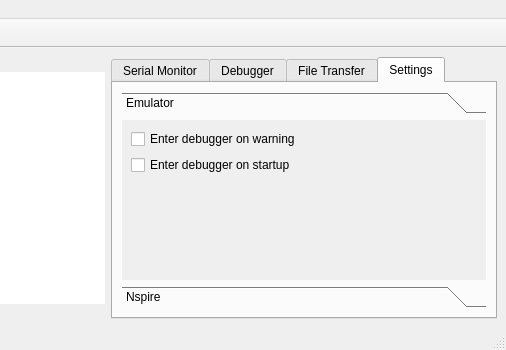
Before: the Qt Designer form mainwindow.ui in nspire-emus/firebird, drawn with Qt 5; both pictures show x 226 to 732 and y 0 to 350 of the 732 by 350 pixel window.
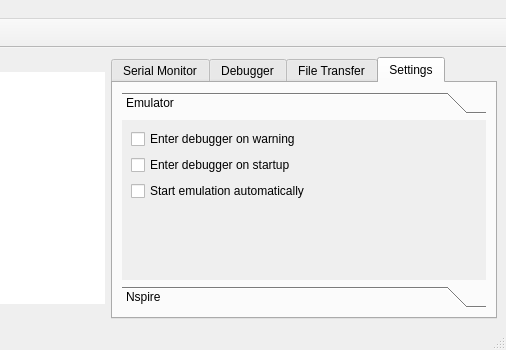
After: the same form once the commit is applied. The open tabs and pages were chosen to show the change.

```diff
--- a/mainwindow.ui
+++ b/mainwindow.ui
@@ -183,8 +183,8 @@
             <rect>
              <x>0</x>
              <y>0</y>
-             <width>190</width>
-             <height>70</height>
+             <width>364</width>
+             <height>160</height>
             </rect>
            </property>
            <attribute name="label">
@@ -205,6 +205,13 @@
               </property>
              </widget>
             </item>
+            <item>
+             <widget class="QCheckBox" name="checkAutostart">
+              <property name="text">
+               <string>Start emulation automatically</string>
+              </property>
+             </widget>
+            </item>
             <item>
              <spacer name="verticalSpacer">
               <property name="orientation">
```
Left out of the diff: 6 changed lines with no effect on the pictures.
